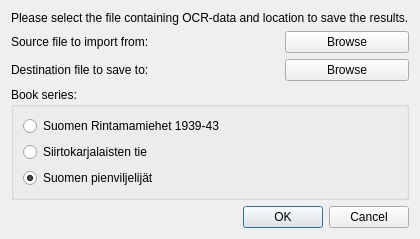
The window that dataprocessing/qtgui/layouts/importdialog.ui (Learning-from-our-past/kaira-core) describes before a commit, drawn with Qt 5.
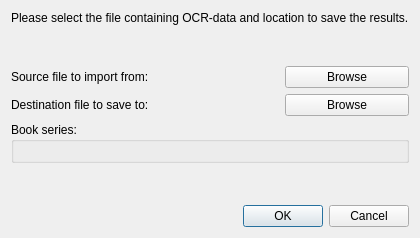
The same window after the commit.

Commit message: - A more intelligent GUI side for adding new bookseries. Automatically finds the available bookseries from route_gui and shows them in the UI

```diff
--- a/dataprocessing/qtgui/layouts/importdialog.ui
+++ b/dataprocessing/qtgui/layouts/importdialog.ui
@@ -93,35 +93,7 @@
      <property name="title">
       <string>Book series:</string>
      </property>
-     <layout class="QVBoxLayout" name="verticalLayout_3">
-      <item>
-       <widget class="QRadioButton" name="soldierRadio">
-        <property name="text">
-         <string>Suomen Rintamamiehet 1939-43</string>
-        </property>
-       </widget>
-      </item>
-      <item>
-       <widget class="QRadioButton" name="karelianRadio">
-        <property name="text">
-         <string>Siirtokarjalaisten tie</string>
-        </property>
-        <property name="checked">
-         <bool>false</bool>
-        </property>
-       </widget>
-      </item>
-      <item>
-       <widget class="QRadioButton" name="farmersRadio">
-        <property name="text">
-         <string>Suomen pienviljelijät</string>
-        </property>
-        <property name="checked">
-         <bool>true</bool>
-        </property>
-       </widget>
-      </item>
-     </layout>
+     <layout class="QVBoxLayout" name="verticalLayout_3"/>
     </widget>
    </item>
    <item>
```
The commit also changes 4 other files.
